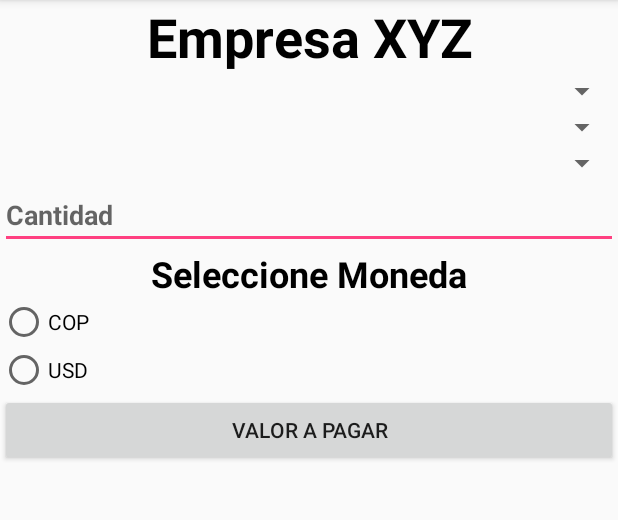
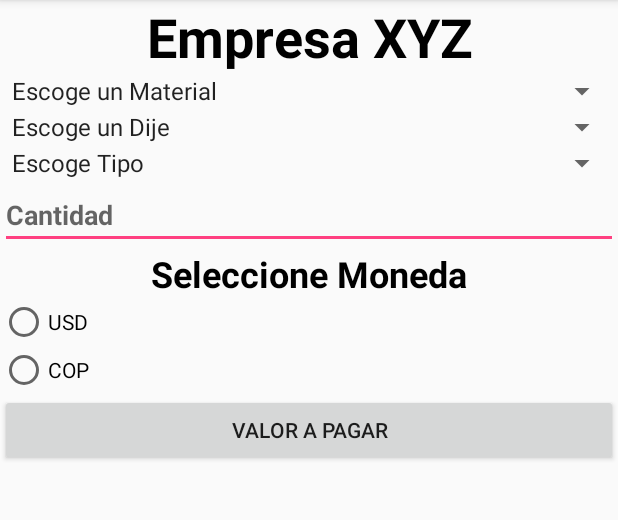
Before and after one commit to IvaanGB/manillas_XYZ, an Android app: the screen it shows after launch (MainActivity before the commit, Principal after it), on a phone screen of 412 x 824 dp, the part 84-604 px from its top. Run offline under Robolectric (Android 15) with nearby library versions, the phone set to English and light mode, and no system bars.

```diff
--- a/app/src/main/AndroidManifest.xml
+++ b/app/src/main/AndroidManifest.xml
@@ -9,7 +9,7 @@
         android:roundIcon="@mipmap/ic_launcher_round"
         android:supportsRtl="true"
         android:theme="@style/AppTheme">
-        <activity android:name=".MainActivity">
+        <activity android:name=".Principal">
             <intent-filter>
                 <action android:name="android.intent.action.MAIN" />
 
--- a/app/src/main/java/manillas_xyz/com/manillas_xyz/MainActivity.java
+++ /dev/null
@@ -1,13 +0,0 @@
-package manillas_xyz.com.manillas_xyz;
-
-import android.support.v7.app.AppCompatActivity;
-import android.os.Bundle;
-
-public class MainActivity extends AppCompatActivity {
-
-    @Override
-    protected void onCreate(Bundle savedInstanceState) {
-        super.onCreate(savedInstanceState);
-        setContentView(R.layout.activity_main);
-    }
-}
--- /dev/null
+++ b/app/src/main/java/manillas_xyz/com/manillas_xyz/Principal.java
@@ -0,0 +1,117 @@
+package manillas_xyz.com.manillas_xyz;
+
+import android.content.res.Resources;
+import android.graphics.Color;
+import android.support.v7.app.AlertDialog;
+import android.support.v7.app.AppCompatActivity;
+import android.os.Bundle;
+import android.view.View;
+import android.widget.ArrayAdapter;
+import android.widget.Button;
+import android.widget.EditText;
+import android.widget.RadioButton;
+import android.widget.RadioGroup;
+import android.widget.Spinner;
+import android.widget.TextView;
+import android.widget.AdapterView;
+
+import org.w3c.dom.Text;
+
+
+public class Principal extends AppCompatActivity   {
+    private TextView resultado;
+    private EditText cantidad;
+    private Resources recursos;
+    private Spinner material, dije, tipo;
+    private String opMat[], opDije[], opTipo[];
+    private RadioButton usd, cop;
+    private RadioGroup moneda;
+    private Button boton;
+
+
+    @Override
+    protected void onCreate(Bundle savedInstanceState) {
+        super.onCreate(savedInstanceState);
+        setContentView(R.layout.activity_main);
+
+        cantidad=findViewById(R.id.txtCantidad);
+        resultado=findViewById(R.id.lblTotal);
+        material=findViewById(R.id.cmbMaterial);
+        dije=findViewById(R.id.cmbDije);
+        tipo=findViewById(R.id.cmbTipo);
+        usd=findViewById(R.id.rdUSD);
+        cop=findViewById(R.id.rdCOP);
+        boton=findViewById(R.id.btnCalcular);
+        moneda=findViewById(R.id.rgMoneda);
+
+        recursos=this.getResources();
+
+        opMat=recursos.getStringArray(R.array.materiales);
+        ArrayAdapter<String> mat= new ArrayAdapter<String>(this, android.R.layout.simple_spinner_item, opMat);
+        material.setAdapter(mat);
+
+
+        opDije=recursos.getStringArray(R.array.dije);
+        ArrayAdapter<String> dij= new ArrayAdapter<String>(this, android.R.layout.simple_spinner_item, opDije);
+        dije.setAdapter(dij);
+
+
+        opTipo=recursos.getStringArray(R.array.tipo);
+        ArrayAdapter<String> tip= new ArrayAdapter<String>(this, android.R.layout.simple_spinner_item, opTipo);
+        tipo.setAdapter(tip);
+    }
+
+    public TextView errorSpinner(Spinner mySpinner, String error){
+        TextView errorText = (TextView)mySpinner.getSelectedView();
+        errorText.setError("");
+        errorText.setTextColor(Color.RED);
+        errorText.setText(error);
+        return errorText;
+    }
+
+    public boolean validar(){
+        if (material.getSelectedItemPosition()==0){
+            material.requestFocus();
+            errorSpinner(material, recursos.getString(R.string.errorMaterial));
+            return false;
+        }
+
+        if (dije.getSelectedItemPosition()==0){
+            dije.requestFocus();
+            errorSpinner(dije, recursos.getString(R.string.errorDije));
+            return false;
+        }
+
+        if (tipo.getSelectedItemPosition()==0){
+            tipo.requestFocus();
+            errorSpinner(tipo, recursos.getString(R.string.errorTipo));
+            return false;
+        }
+
+        if (cantidad.getText().toString().isEmpty()){
+            cantidad.requestFocus();
+            cantidad.setError(recursos.getString(R.string.errorCantidad));
+            return false;
+        }
+
+        if (moneda.getCheckedRadioButtonId()<=0){
+            cop.setError(recursos.getString(R.string.errorMoneda));
+            return false;
+        }
+
+        return true;
+    }
+
+    public void calcular(View v){
+        if(validar()){
+            cop.setError(null);
+        }
+    }
+
+
+
+
+
+
+
+}
--- a/app/src/main/res/layout/activity_main.xml
+++ b/app/src/main/res/layout/activity_main.xml
@@ -8,7 +8,7 @@
         android:layout_width="match_parent"
         android:layout_height="match_parent"
         android:orientation="vertical"
-        tools:context="manillas_xyz.com.manillas_xyz.MainActivity">
+        tools:context="manillas_xyz.com.manillas_xyz.Principal">
 
         <TextView
             android:id="@+id/lbl_titulo"
@@ -62,9 +62,17 @@
         android:orientation="horizontal">
 
         <RadioGroup
+            android:id="@+id/rgMoneda"
             android:layout_width="wrap_content"
             android:layout_height="match_parent"
             android:layout_weight="1">
+
+            <RadioButton
+                android:id="@+id/rdUSD"
+                android:layout_width="wrap_content"
+                android:layout_height="wrap_content"
+                android:layout_weight="1"
+                android:text="@string/usd" />
 
             <RadioButton
                 android:id="@+id/rdCOP"
@@ -73,12 +81,6 @@
                 android:layout_weight="1"
                 android:text="@string/cop" />
 
-            <RadioButton
-                android:id="@+id/rdUSD"
-                android:layout_width="wrap_content"
-                android:layout_height="wrap_content"
-                android:layout_weight="1"
-                android:text="@string/usd" />
         </RadioGroup>
 
     </LinearLayout>
@@ -87,6 +89,7 @@
         android:id="@+id/btnCalcular"
         android:layout_width="match_parent"
         android:layout_height="wrap_content"
+        android:onClick="calcular"
         android:text="@string/btnCalcular" />
 
     <TextView
--- a/app/src/main/res/values/strings.xml
+++ b/app/src/main/res/values/strings.xml
@@ -2,29 +2,41 @@
     <string name="app_name">Manillas XYZ</string>
     <string name="lbl_titulo">Empresa XYZ</string>
 
+    <string name="spnMaterial">Escoge un Material</string>
+    <string name="errorMaterial">Debe escoger Material</string>
     <string name="cuero">Cuero</string>
     <string name="cuerda">Cuerda</string>
     <string-array name="materiales">
+        <item>@string/spnMaterial</item>
         <item>@string/cuero</item>
         <item>@string/cuerda</item>
     </string-array>
 
+    <string name="errorCantidad">Introduzca Cantidad Válida</string>
+
+    <string name="spnDije">Escoge un Dije</string>
+    <string name="errorDije">Debe escoger Dije</string>
     <string name="martillo">Martillo</string>
     <string name="ancla">Ancla</string>
     <string-array name="dije">
+        <item>@string/spnDije</item>
         <item>@string/martillo</item>
         <item>@string/ancla</item>
     </string-array>
 
+    <string name="errorMoneda">Debe escoger un tipo de moneda</string>
+
+    <string name="spnTipo">Escoge Tipo</string>
+    <string name="errorTipo">Debe escoger Tipo</string>
     <string name="oro">Oro</string>
     <string name="oro_rosado">Oro Rosado</string>
     <string name="b_oro">Baño de Oro</string>
     <string name="plata">Plata</string>
     <string name="niquel">Níquel</string>
     <string-array name="tipo">
+        <item>@string/spnTipo</item>
         <item>@string/oro</item>
         <item>@string/oro_rosado</item>
-        <item>@string/b_oro</item>
         <item>@string/plata</item>
         <item>@string/niquel</item>
     </string-array>
```
Also changed, not shown: 1 other file.
